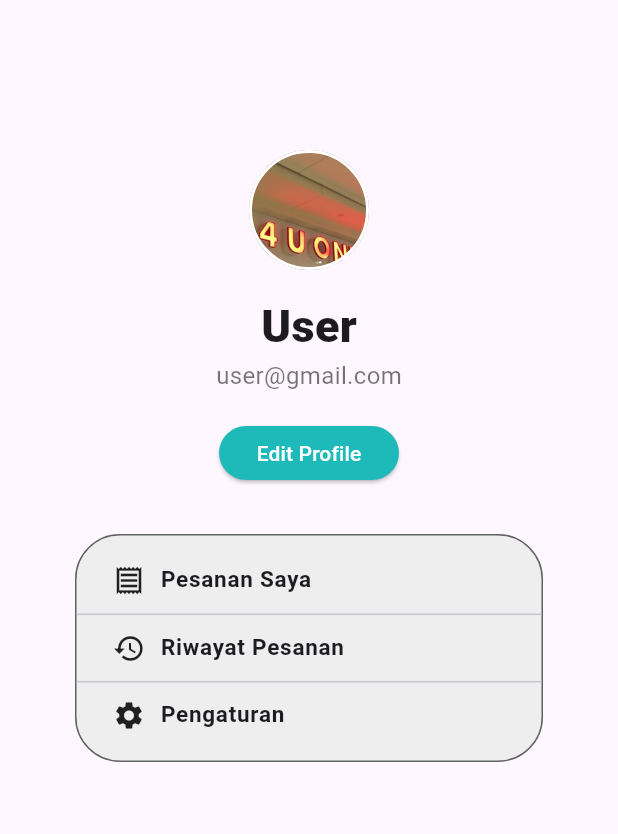
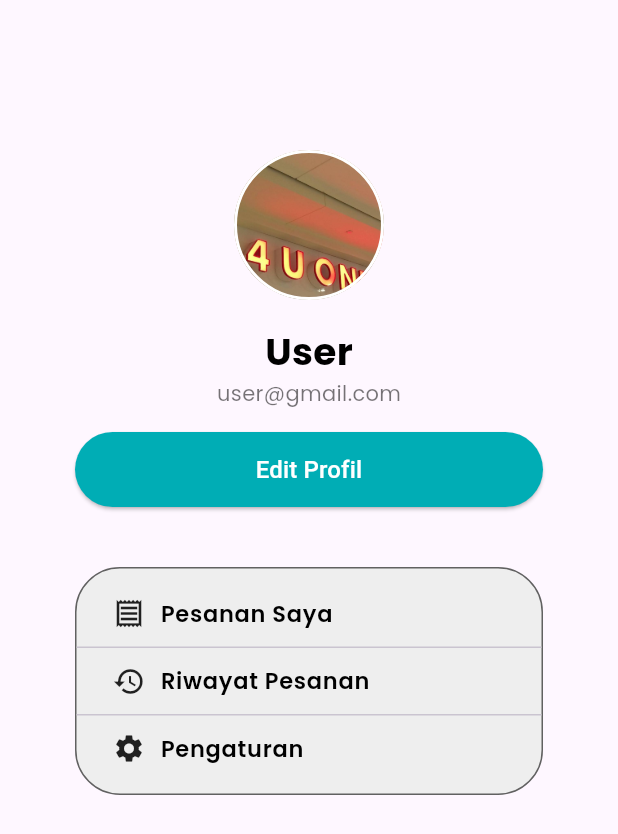
Before and after one commit to ItsREALKane/laundryku, a Flutter app: the ProfilePage screen opened directly, on a phone screen of 412 x 824 dp. Shown: the top 834 px of the screen. Run offline on Flutter 3.47's test engine with Material 3 defaults, Android fonts, the phone set to English and light mode, and no system bars; our stand-ins replace get, google_fonts; network calls fail.

Commit message:
Feat:[KN] profile edit and setting

```diff
--- a/lib/profile/bindings/profile_binding.dart
+++ b/lib/profile/bindings/profile_binding.dart
@@ -4,7 +4,6 @@ import 'package:laundryku/profile/controller/profile_controller.dart';
 class ProfileBinding extends Bindings {
   @override
   void dependencies() {
-    // deklarasi controller login here
     Get.put(ProfileController());
   }
 }
--- /dev/null
+++ b/lib/profile/controller/edit_controller.dart
@@ -0,0 +1,6 @@
+import 'package:get/get.dart';
+
+class EditController extends GetxController {
+
+
+}
--- /dev/null
+++ b/lib/profile/controller/setting_controller.dart
@@ -0,0 +1,6 @@
+import 'package:get/get.dart';
+
+class SettingController extends GetxController {
+
+
+}
--- a/lib/profile/pages/profile_page.dart
+++ b/lib/profile/pages/profile_page.dart
@@ -1,8 +1,11 @@
 import 'package:flutter/material.dart';
+import 'package:get/get.dart';
+import 'package:laundryku/profile/controller/profile_controller.dart';
+import 'package:laundryku/widget/my_button.dart';
+import 'package:laundryku/widget/my_menu_item.dart';
+import 'package:laundryku/widget/my_text.dart';
 
 class ProfilePage extends StatelessWidget {
-  const ProfilePage({super.key});
-
   @override
   Widget build(BuildContext context) {
     return Scaffold(
@@ -20,8 +23,8 @@ class ProfilePage extends StatelessWidget {
                   children: [
                     // Profile picture
                     Container(
-                      width: 80,
-                      height: 80,
+                      width: 100,
+                      height: 100,
                       decoration: BoxDecoration(
                         shape: BoxShape.circle,
                         border: Border.all(color: Colors.white, width: 2),
@@ -33,35 +36,31 @@ class ProfilePage extends StatelessWidget {
                     ),
                     const SizedBox(height: 16),
 
-                    // User name
-                    const Text(
-                      'User',
-                      style: TextStyle(
-                        fontSize: 30,
-                        fontWeight: FontWeight.w900,
-                      ),
+                    // User name - Using MyText
+                    const MyText(
+                      text: 'User',
+                      fontSize: 25,
+                      fontWeight: FontWeight.w700,
+                      color: Colors.black,
                     ),
 
-                    // User email
-                    const Text(
-                      'user@gmail.com',
-                      style: TextStyle(fontSize: 16, color: Colors.black54),
+                    // User email - Using MyText
+                    const MyText(
+                      text: 'user@gmail.com',
+                      fontSize: 14,
+                      fontWeight: FontWeight.normal,
+                      color: Colors.black54,
                     ),
 
                     const SizedBox(height: 16),
 
-                    // Edit profile button
-                    ElevatedButton(
-                      onPressed: () {},
-                      style: ElevatedButton.styleFrom(
-                        backgroundColor: const Color(0xFF1EBABA),
-                        foregroundColor: Colors.white,
-                        shape: RoundedRectangleBorder(
-                          borderRadius: BorderRadius.circular(30),
-                        ),
-                        minimumSize: const Size(120, 36),
-                      ),
-                      child: const Text('Edit Profile'),
+                    // Edit profile button - Using MyButton
+                    MyButton(
+                      text: 'Edit Profil',
+                      onPressed: () {
+                        Get.toNamed("/editProfile");
+                      },
+                      color: const Color(0xFF00ADB5),
                     ),
                   ],
                 ),
@@ -80,92 +79,31 @@ class ProfilePage extends StatelessWidget {
                 ),
                 child: Column(
                   children: [
-                    // My Orders - with compact design
-                    Container(
-                      margin: const EdgeInsets.symmetric(
-                        horizontal: 8,
-                        vertical: 2,
-                      ),
-                      child: ListTile(
-                        dense: true,
-                        visualDensity: const VisualDensity(
-                          horizontal: -4,
-                          vertical: -2,
-                        ),
-                        leading: const Icon(
-                          Icons.receipt_outlined,
-                          color: Colors.black87,
-                          size: 22,
-                        ),
-                        title: const Text(
-                          'Pesanan Saya',
-                          style: TextStyle(
-                            fontWeight: FontWeight.w700,
-                            fontSize: 15,
-                          ),
-                        ),
-                        onTap: () {},
-                      ),
+                    // My Orders - using reusable MenuItem
+                    MenuItem(
+                      icon: Icons.receipt_outlined,
+                      text: 'Pesanan Saya',
+                      onTap: () {},
                     ),
 
                     const Divider(height: 1),
 
-                    // Order History - with compact design
-                    Container(
-                      margin: const EdgeInsets.symmetric(
-                        horizontal: 8,
-                        vertical: 2,
-                      ),
-                      child: ListTile(
-                        dense: true,
-                        visualDensity: const VisualDensity(
-                          horizontal: -4,
-                          vertical: -2,
-                        ),
-                        leading: const Icon(
-                          Icons.history,
-                          color: Colors.black87,
-                          size: 22,
-                        ),
-                        title: const Text(
-                          'Riwayat Pesanan',
-                          style: TextStyle(
-                            fontWeight: FontWeight.w700,
-                            fontSize: 15,
-                          ),
-                        ),
-                        onTap: () {},
-                      ),
+                    // Order History - using reusable MenuItem
+                    MenuItem(
+                      icon: Icons.history,
+                      text: 'Riwayat Pesanan',
+                      onTap: () {},
                     ),
 
                     const Divider(height: 1),
 
-                    // Settings - with compact design
-                    Container(
-                      margin: const EdgeInsets.symmetric(
-                        horizontal: 8,
-                        vertical: 2,
-                      ),
-                      child: ListTile(
-                        dense: true,
-                        visualDensity: const VisualDensity(
-                          horizontal: -4,
-                          vertical: -2,
-                        ),
-                        leading: const Icon(
-                          Icons.settings,
-                          color: Colors.black87,
-                          size: 22,
-                        ),
-                        title: const Text(
-                          'Pengaturan',
-                          style: TextStyle(
-                            fontWeight: FontWeight.w700,
-                            fontSize: 15,
-                          ),
-                        ),
-                        onTap: () {},
-                      ),
+                    // Settings - using reusable MenuItem
+                    MenuItem(
+                      icon: Icons.settings,
+                      text: 'Pengaturan',
+                      onTap: () {
+                        Get.toNamed("/settingProfile");
+                      },
                     ),
                   ],
                 ),
--- a/lib/route/myapproute.dart
+++ b/lib/route/myapproute.dart
@@ -1,8 +1,14 @@
 import 'package:get/get.dart';
+import 'package:laundryku/favorite/bindings/favorite_binding.dart';
+import 'package:laundryku/favorite/pages/favorite_page.dart';
 import 'package:laundryku/login/bindings/login_binding.dart';
 import 'package:laundryku/login/pages/login_page.dart';
 import 'package:laundryku/navbar/bottom_nav_bar_page.dart';
 import 'package:laundryku/navbar/navbar_binding.dart';
+import 'package:laundryku/profile/bindings/profile_binding.dart';
+import 'package:laundryku/profile/pages/edit_page.dart';
+import 'package:laundryku/profile/pages/profile_page.dart';
+import 'package:laundryku/profile/pages/setting_page.dart';
 import 'package:laundryku/register/bindings/register_binding.dart';
 import 'package:laundryku/register/pages/register_page.dart';
 import 'package:laundryku/splashScreen/splash_screen.dart';
@@ -12,11 +18,13 @@ class MyappRoute {
   static const loginPage = '/login';
   static const registerPage = '/register';
   static const navbar = '/navbar';
+  static const favoritePage = '/favorite';
+  static const profilePage = '/profile';
+  static const settingProfilePage = '/settingProfile';
+  static const editProfilePage = '/editProfile';
 
   static final page = [
-    GetPage(
-        name: MyappRoute.splashScreen,
-        page: () => SplashScreen()),
+    GetPage(name: MyappRoute.splashScreen, page: () => SplashScreen()),
     GetPage(
         name: MyappRoute.loginPage,
         page: () => LoginPage(),
@@ -35,6 +43,27 @@ class MyappRoute {
         binding: NavbarBinding(),
         transition: Transition.fade,
         transitionDuration: Duration(milliseconds: 450)),
-
+    GetPage(
+        name: MyappRoute.favoritePage,
+        page: () => FavoritePage(),
+        binding: FavoriteBinding(),
+        transition: Transition.fade,
+        transitionDuration: Duration(milliseconds: 450)),
+    GetPage(
+        name: MyappRoute.profilePage,
+        page: () => ProfilePage(),
+        binding: ProfileBinding(),
+        transition: Transition.fade,
+        transitionDuration: Duration(milliseconds: 450)),
+    GetPage(
+        name: MyappRoute.settingProfilePage,
+        page: () => SettingProfilePage(),
+        transition: Transition.native,
+        transitionDuration: Duration(milliseconds: 450)),
+    GetPage(
+        name: MyappRoute.editProfilePage,
+        page: () => EditProfilePage(),
+        transition: Transition.native,
+        transitionDuration: Duration(milliseconds: 450)),
   ];
 }
--- /dev/null
+++ b/lib/widget/my_menu_item.dart
@@ -0,0 +1,45 @@
+// Create a new widget file named menu_item.dart
+import 'package:flutter/material.dart';
+import 'package:laundryku/widget/my_text.dart';
+
+class MenuItem extends StatelessWidget {
+  final IconData icon;
+  final String text;
+  final VoidCallback onTap;
+
+  const MenuItem({
+    Key? key,
+    required this.icon,
+    required this.text,
+    required this.onTap,
+  }) : super(key: key);
+
+  @override
+  Widget build(BuildContext context) {
+    return Container(
+      margin: const EdgeInsets.symmetric(
+        horizontal: 8,
+        vertical: 2,
+      ),
+      child: ListTile(
+        dense: true,
+        visualDensity: const VisualDensity(
+          horizontal: -4,
+          vertical: -2,
+        ),
+        leading: Icon(
+          icon,
+          color: Colors.black87,
+          size: 22,
+        ),
+        title: MyText(
+          text: text,
+          fontSize: 15,
+          fontWeight: FontWeight.w600,
+          color: Colors.black,
+        ),
+        onTap: onTap,
+      ),
+    );
+  }
+}
```
Also changed, not shown: lib/favorite/pages/Favorite_page.dart (+9 -7 lines), lib/profile/bindings/edit_binding.dart (added, +9 -0 lines), lib/profile/bindings/setting_binding.dart (added, +9 -0 lines), lib/profile/pages/edit_page.dart (added, +153 -0 lines), lib/profile/pages/setting_page.dart (added, +115 -0 lines), lib/widget/my_laundry_card.dart (renamed from lib/widget/laundry_card.dart, +9 -13 lines), lib/widget/my_search_bar.dart (renamed from lib/widget/search_bar.dart, +5 -4 lines).
